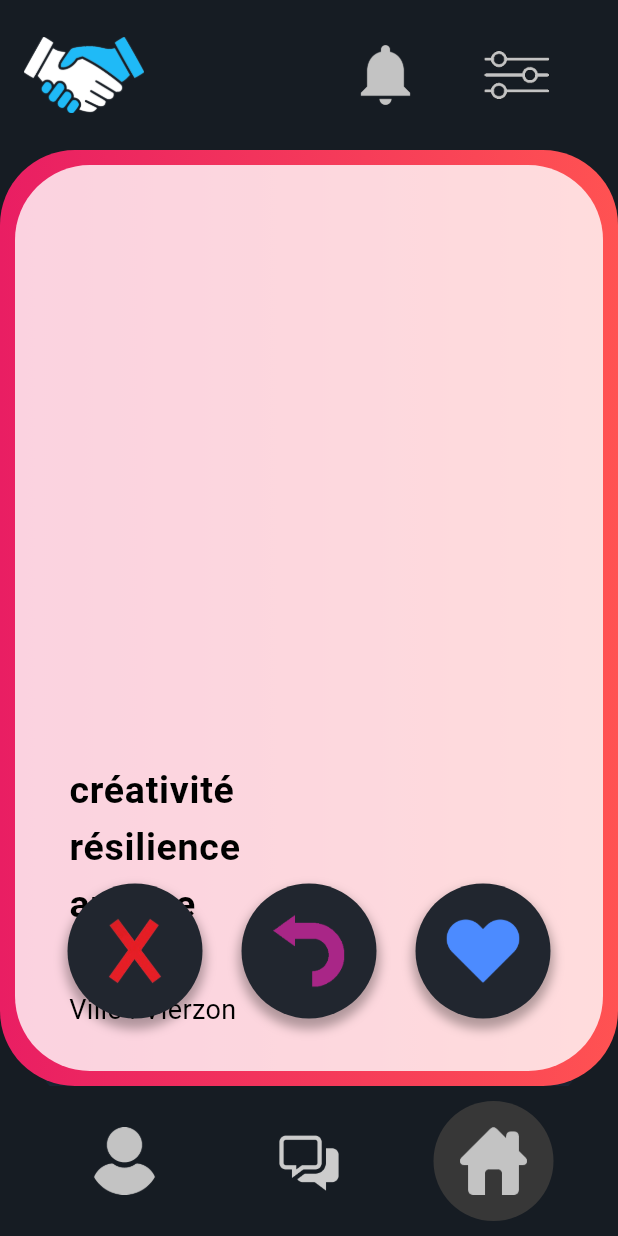
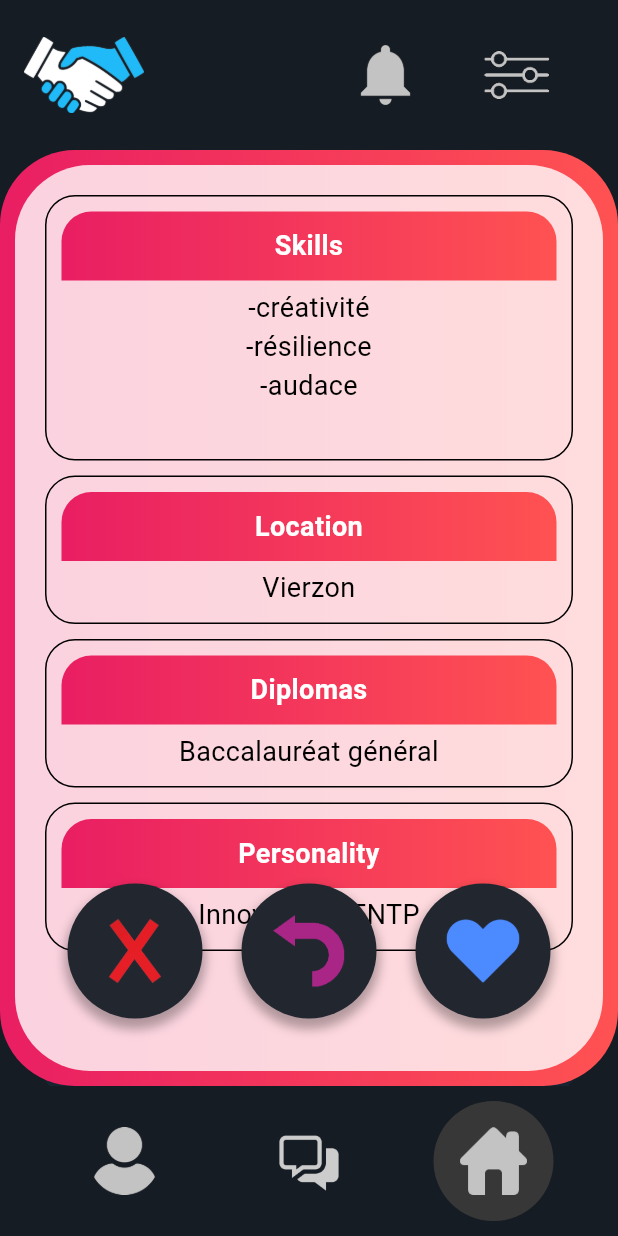
Before and after one commit to algosup/2023-2024-project-5-flutter-team-5, a Flutter app: the MPage screen opened directly, on a phone screen of 412 x 824 dp. Run offline on Flutter 3.47's test engine with Material 3 defaults, Android fonts, the light colour scheme and no system bars; drawn by our look-alikes of flutter_card_swiper; our stand-ins replace fluttertoast, multi_select_flutter.

Commit message:
Reworked the match page (company side)

```diff
--- a/App/lib/company/edit_profile_page.dart
+++ b/App/lib/company/edit_profile_page.dart
@@ -254,7 +254,7 @@ class _EditProfilPageState extends State<EditProfilPage> {
         children: [
           const Spacer(),
           SizedBox(
-            width: 200,
+            width: 150,
             child: Slider(
               value: _radius,
               min: 0,
--- a/App/lib/company/filter_page.dart
+++ b/App/lib/company/filter_page.dart
@@ -243,7 +243,7 @@ class _SkillsFilterPageState extends State<SkillsFilterPage> {
         children: [
           const Spacer(),
           SizedBox(
-            width: 200,
+            width: 150,
             child: Slider(
               value: _radius,
               min: 0,
--- a/App/lib/company/match_page.dart
+++ b/App/lib/company/match_page.dart
@@ -1,18 +1,25 @@
 import 'dart:async';
-import 'package:adopte_un_candidat/company/app_bar.dart';
-import 'package:adopte_un_candidat/company/filter_page.dart';
 import 'package:flutter/material.dart';
 import 'package:flutter_card_swiper/flutter_card_swiper.dart';
 
 // Pages
 import 'package:adopte_un_candidat/useful.dart';
 import 'package:adopte_un_candidat/notification_page.dart';
+import 'package:adopte_un_candidat/company/app_bar.dart';
+import 'package:adopte_un_candidat/company/filter_page.dart';
 
 class Profile {
-  final String name;
+  final String skills;
   final String location;
+  final String? diplomas;
+  final String? personality;
 
-  Profile({required this.name, required this.location});
+  Profile({
+    required this.skills,
+    required this.location,
+    this.diplomas,
+    this.personality,
+    });
 }
 
 class ExampleCard extends StatelessWidget {
@@ -61,29 +68,93 @@ class ExampleCard extends StatelessWidget {
         ),
         child: Padding(
           padding: const EdgeInsets.all(20.0),
+          child: Center(
             child: Column(
-            mainAxisAlignment: MainAxisAlignment.end,
+              mainAxisAlignment: MainAxisAlignment.center,
               children: [
-              ListTile(
-                title: Text(
-                  profile.name,
+                Expanded(
+                  child: Column(
+                    children: [
+                      _buildInfoBox(
+                        'Skills',
+                        profile.skills,
+                        gradient
+                      ),
+                      const SizedBox(height: 10),
+                      _buildInfoBox(
+                        'Location',
+                        profile.location,
+                        gradient
+                      ),
+                      if (profile.diplomas != null) ...[
+                        const SizedBox(height: 10),
+                        _buildInfoBox(
+                          'Diplomas',
+                          profile.diplomas!,
+                          gradient
+                        ),
+                      ],
+                      if (profile.personality != null) ...[
+                        const SizedBox(height: 10),
+                        _buildInfoBox(
+                          'Personality',
+                          profile.personality!,
+                          gradient
+                        ),
+                      ],
+                    ],
+                  ),
+                ),
+              ],
+            ),
+          ),
+        ),
+      ),
+    );
+  }
+
+  Widget _buildInfoBox(String title, String content, LinearGradient gradient) {
+    final List<String> titleLines = title.split('\n');
+    final List<String> contentLines = content.split('\n');
+
+    return Container(
+      padding: const EdgeInsets.all(10.0),
+      width: double.infinity,
+      decoration: BoxDecoration(
+        border: Border.all(color: Colors.black),
+        borderRadius: BorderRadius.circular(20),
+      ),
+      child: Column(
+        crossAxisAlignment: CrossAxisAlignment.center,
+        children: [
+          Container(
+            width: double.infinity,
+            padding: const EdgeInsets.all(10.0),
+            decoration: BoxDecoration(
+              borderRadius: const BorderRadius.vertical(top: Radius.circular(20)),
+              gradient: gradient,
+            ),
+            child: Text(
+              title,
+              textAlign: TextAlign.center,
               style: const TextStyle(
-                    color: Colors.black,
-                    fontSize: 25,
+                color: Colors.white,
+                fontSize: 18,
                 fontWeight: FontWeight.bold,
               ),
             ),
-                subtitle: Text(
-                  'Ville : ${profile.location}',
+          ),
+          const SizedBox(height: 5),
+          for (String line in contentLines)
+            Text(
+              line,
+              textAlign: TextAlign.center,
               style: const TextStyle(
                 color: Colors.black,
                 fontSize: 18,
               ),
             ),
-              ),
         ],
-          ),
-        ),
       ),
     );
   }
@@ -100,10 +171,10 @@ class MatchingPage extends State<MPage> {
   final GlobalKey cardSwiperHome = GlobalKey();
   final CardSwiperController controller = CardSwiperController();
   final List<Profile> candidates = [
-    Profile(name: 'créativité\nrésilience\naudace\n', location: 'Vierzon'),
-    Profile(name: 'leadership\nautonomie\npersévérence\n', location: 'Paris'),
-    Profile(name: 'créativité\ninitiative\nleadership\n', location: 'Le Mans'),
-    Profile(name: 'autonomie\naudace\nleadership\n', location: 'Tours'),
+    Profile(skills: '-créativité\n-résilience\n-audace\n', location: 'Vierzon', diplomas: 'Baccalauréat général', personality: 'Innovateur - ENTP'),
+    Profile(skills: '-leadership\n-autonomie\n-persévérence\n', location: 'Paris', diplomas: 'Master\nBaccalauréat technologique', personality: 'Commandant - ENTJ'),
+    Profile(skills: '-créativité\n-initiative\n-leadership\n', location: 'Le Mans', diplomas: 'Certificat d\'aptitude professionnelle (CAP)', personality: 'Architecte - INTJ'),
+    Profile(skills: '-autonomie\n-audace\n-leadership\n', location: 'Tours', personality: 'Inspirateur - ENFP'),
   ];
 
   late final List<Widget> cards;
@@ -130,7 +201,7 @@ class MatchingPage extends State<MPage> {
       backgroundColor: themes.currentTheme.colorScheme.primary,
       appBar: PreferredSize(
         preferredSize: const Size.fromHeight(100),
-        child: TopAppBar1(),
+        child: TopAppBar(),
       ),
       body: Column(
         children: [
@@ -306,11 +377,11 @@ class MatchingPage extends State<MPage> {
   }
 }
 
-class TopAppBar1 extends StatelessWidget {
+class TopAppBar extends StatelessWidget {
   final Themes themes = Themes();
   final GlobalKey buttonNotificationHome = GlobalKey();
   final GlobalKey buttonFilterHome = GlobalKey();
-  TopAppBar1({super.key});
+  TopAppBar({super.key});
   @override
   Widget build(BuildContext context) {
     return Container(
```
Lines whose indentation alone changed are shown as unchanged.
